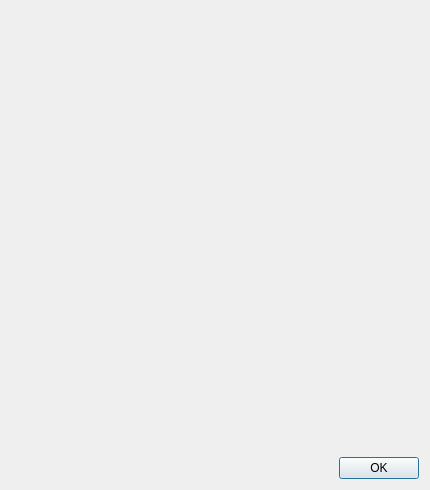
Qt form qwbfs/src/UIAbout.ui (amestica/qwbfs) before a commit.
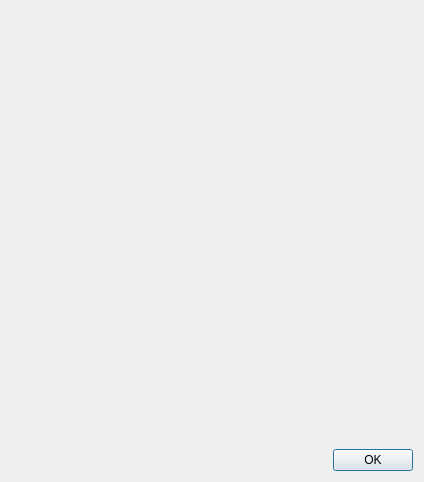
The same form after that commit. Icons and pictures are not drawn.

Commit message: Fixed font size using css

```diff
--- a/qwbfs/src/UIAbout.ui
+++ b/qwbfs/src/UIAbout.ui
@@ -6,10 +6,16 @@
    <rect>
     <x>0</x>
     <y>0</y>
-    <width>430</width>
-    <height>490</height>
+    <width>424</width>
+    <height>482</height>
    </rect>
   </property>
+  <property name="maximumSize">
+   <size>
+    <width>424</width>
+    <height>16777215</height>
+   </size>
+  </property>
   <property name="windowTitle">
    <string>About...</string>
   </property>
@@ -47,12 +53,9 @@
        <verstretch>0</verstretch>
       </sizepolicy>
      </property>
-     <property name="font">
-      <font>
-       <pointsize>14</pointsize>
-       <weight>75</weight>
-       <bold>true</bold>
-      </font>
+     <property name="styleSheet">
+      <string notr="true">font: 14px;
+font-weight: bold;</string>
      </property>
     </widget>
    </item>
@@ -64,12 +67,9 @@
        <verstretch>0</verstretch>
       </sizepolicy>
      </property>
-     <property name="font">
-      <font>
-       <pointsize>14</pointsize>
-       <weight>75</weight>
-       <bold>true</bold>
-      </font>
+     <property name="styleSheet">
+      <string notr="true">font: 13px;
+font-weight: bold;</string>
      </property>
     </widget>
    </item>
@@ -81,10 +81,8 @@
        <verstretch>0</verstretch>
       </sizepolicy>
      </property>
-     <property name="font">
-      <font>
-       <pointsize>11</pointsize>
-      </font>
+     <property name="styleSheet">
+      <string notr="true">font: 11px;</string>
      </property>
      <property name="alignment">
       <set>Qt::AlignLeading|Qt::AlignLeft|Qt::AlignTop</set>
@@ -103,6 +101,9 @@
    </item>
    <item row="4" column="0" colspan="2">
     <widget class="QLabel" name="lCopyrights">
+     <property name="styleSheet">
+      <string notr="true">font: 11px;</string>
+     </property>
      <property name="alignment">
       <set>Qt::AlignCenter</set>
      </property>
@@ -117,6 +118,9 @@
    </item>
    <item row="5" column="0" colspan="2">
     <widget class="QLabel" name="lDomain">
+     <property name="styleSheet">
+      <string notr="true">font: 11px;</string>
+     </property>
      <property name="alignment">
       <set>Qt::AlignCenter</set>
      </property>
```
